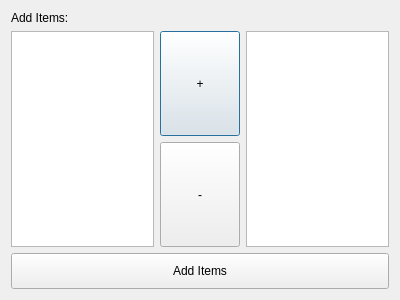
Before: the Qt Designer form ui/dialogs/additemsdialog/additemsdialog.ui in iwoithe/Pretzel, drawn with Qt 5.
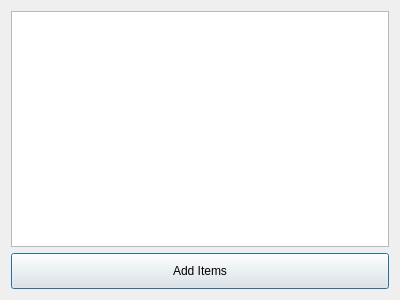
After: the same form once the commit is applied.

Diff of the .ui file:
```diff
--- a/ui/dialogs/additemsdialog/additemsdialog.ui
+++ b/ui/dialogs/additemsdialog/additemsdialog.ui
@@ -15,61 +15,11 @@
   </property>
   <layout class="QVBoxLayout" name="verticalLayout">
    <item>
-    <layout class="QVBoxLayout" name="main_layout">
-     <item>
-      <widget class="QLabel" name="label_add_items">
-       <property name="text">
-        <string>Add Items:</string>
-       </property>
-      </widget>
-     </item>
-     <item>
-      <layout class="QHBoxLayout" name="item_view">
-       <item>
-        <widget class="QListWidget" name="added_items_view">
+    <widget class="QListView" name="items_list">
          <property name="selectionMode">
           <enum>QAbstractItemView::ExtendedSelection</enum>
          </property>
         </widget>
-       </item>
-       <item>
-        <layout class="QVBoxLayout" name="layout_item_buttons">
-         <item>
-          <widget class="QPushButton" name="button_add_items_database">
-           <property name="sizePolicy">
-            <sizepolicy hsizetype="Minimum" vsizetype="Expanding">
-             <horstretch>0</horstretch>
-             <verstretch>0</verstretch>
-            </sizepolicy>
-           </property>
-           <property name="text">
-            <string>+</string>
-           </property>
-          </widget>
-         </item>
-         <item>
-          <widget class="QPushButton" name="button_remove_items_database">
-           <property name="sizePolicy">
-            <sizepolicy hsizetype="Minimum" vsizetype="Expanding">
-             <horstretch>0</horstretch>
-             <verstretch>0</verstretch>
-            </sizepolicy>
-           </property>
-           <property name="text">
-            <string>-</string>
-           </property>
-          </widget>
-         </item>
-        </layout>
-       </item>
-       <item>
-        <widget class="QListWidget" name="items_database_view">
-         <property name="selectionMode">
-          <enum>QAbstractItemView::ExtendedSelection</enum>
-         </property>
-        </widget>
-       </item>
-      </layout>
      </item>
      <item>
       <widget class="QPushButton" name="button_add_items">
@@ -83,8 +33,6 @@
         <string>Add Items</string>
        </property>
       </widget>
-     </item>
-    </layout>
    </item>
   </layout>
  </widget>
```
Lines whose indentation alone changed are shown as unchanged.
